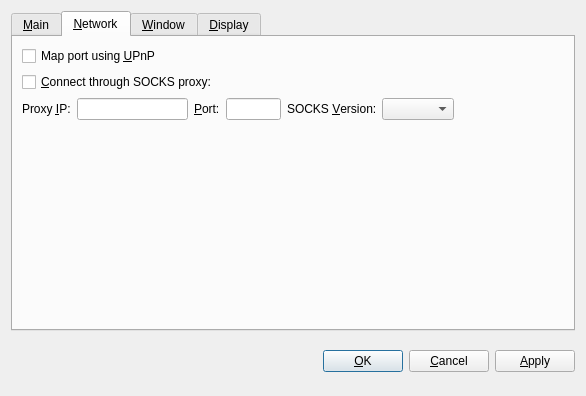
Qt form src/qt/forms/optionsdialog.ui (deeponion/deeponion-legacy) before a commit.
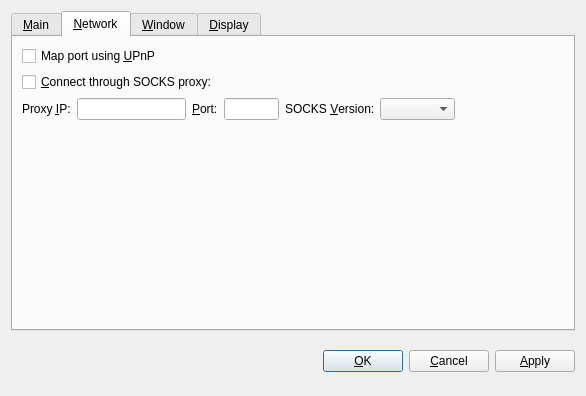
The same form after that commit. The open tabs and pages were chosen to show the change. Custom widgets are drawn as their Qt base class.

Commit message: Fix SOCKS version combo box too small to read value

Patch:
```diff
--- a/src/qt/forms/optionsdialog.ui
+++ b/src/qt/forms/optionsdialog.ui
@@ -257,6 +257,12 @@
            <property name="toolTip">
             <string>SOCKS version of the proxy (e.g. 5)</string>
            </property>
+           <property name="minimumSize">
+            <size>
+             <width>75</width>
+             <height>0</height>
+            </size>
+           </property>
           </widget>
          </item>
          <item>
```
